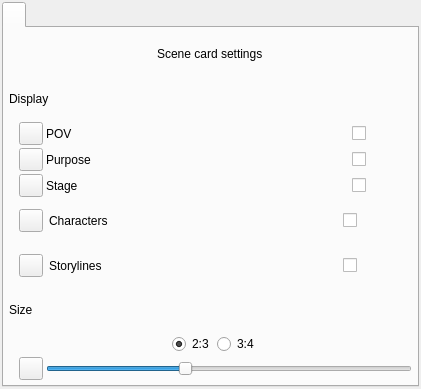
zkovari/plotlyst, file ui/scenes_view_preferences_widget.ui: the form before one commit.
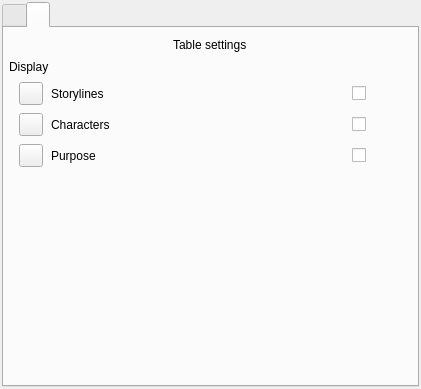
The form after the commit. The open tabs and pages were chosen to show the change. Custom widgets are drawn as their Qt base class.

Commit message: Scene table columns preferences

The edit to the form file:
```diff
--- a/ui/scenes_view_preferences_widget.ui
+++ b/ui/scenes_view_preferences_widget.ui
@@ -43,13 +43,13 @@
       </attribute>
       <layout class="QVBoxLayout" name="verticalLayout_3">
        <property name="spacing">
-        <number>3</number>
+        <number>8</number>
        </property>
        <property name="leftMargin">
         <number>5</number>
        </property>
        <property name="topMargin">
-        <number>5</number>
+        <number>10</number>
        </property>
        <property name="rightMargin">
         <number>5</number>
@@ -60,7 +60,7 @@
        <item alignment="Qt::AlignHCenter">
         <widget class="QLabel" name="lblTitle">
          <property name="text">
-          <string>Scene card settings</string>
+          <string>Card settings</string>
          </property>
          <property name="h5" stdset="0">
           <bool>true</bool>
@@ -362,6 +362,182 @@
           </layout>
          </item>
         </layout>
+       </item>
+       <item>
+        <spacer name="verticalSpacer">
+         <property name="orientation">
+          <enum>Qt::Vertical</enum>
+         </property>
+         <property name="sizeHint" stdset="0">
+          <size>
+           <width>20</width>
+           <height>1</height>
+          </size>
+         </property>
+        </spacer>
+       </item>
+      </layout>
+     </widget>
+     <widget class="QWidget" name="tabTable">
+      <attribute name="title">
+       <string/>
+      </attribute>
+      <layout class="QVBoxLayout" name="verticalLayout_4">
+       <property name="spacing">
+        <number>8</number>
+       </property>
+       <property name="leftMargin">
+        <number>5</number>
+       </property>
+       <property name="topMargin">
+        <number>10</number>
+       </property>
+       <property name="rightMargin">
+        <number>5</number>
+       </property>
+       <property name="bottomMargin">
+        <number>5</number>
+       </property>
+       <item alignment="Qt::AlignHCenter">
+        <widget class="QLabel" name="lblTableTitle">
+         <property name="text">
+          <string>Table settings</string>
+         </property>
+         <property name="h5" stdset="0">
+          <bool>true</bool>
+         </property>
+        </widget>
+       </item>
+       <item>
+        <widget class="QLabel" name="label_8">
+         <property name="text">
+          <string>Display</string>
+         </property>
+        </widget>
+       </item>
+       <item>
+        <layout class="QHBoxLayout" name="horizontalLayout_9">
+         <property name="leftMargin">
+          <number>10</number>
+         </property>
+         <item>
+          <widget class="QToolButton" name="btnTableStorylines">
+           <property name="text">
+            <string/>
+           </property>
+           <property name="transparent" stdset="0">
+            <bool>true</bool>
+           </property>
+          </widget>
+         </item>
+         <item>
+          <widget class="QLabel" name="label_10">
+           <property name="text">
+            <string>Storylines</string>
+           </property>
+          </widget>
+         </item>
+         <item alignment="Qt::AlignRight">
+          <widget class="Toggle" name="cbTableStorylines">
+           <property name="minimumSize">
+            <size>
+             <width>60</width>
+             <height>0</height>
+            </size>
+           </property>
+           <property name="text">
+            <string/>
+           </property>
+          </widget>
+         </item>
+        </layout>
+       </item>
+       <item>
+        <layout class="QHBoxLayout" name="horizontalLayout_8">
+         <property name="leftMargin">
+          <number>10</number>
+         </property>
+         <item>
+          <widget class="QToolButton" name="btnTableCharacters">
+           <property name="text">
+            <string/>
+           </property>
+           <property name="transparent" stdset="0">
+            <bool>true</bool>
+           </property>
+          </widget>
+         </item>
+         <item>
+          <widget class="QLabel" name="label_9">
+           <property name="text">
+            <string>Characters</string>
+           </property>
+          </widget>
+         </item>
+         <item alignment="Qt::AlignRight">
+          <widget class="Toggle" name="cbTableCharacters">
+           <property name="minimumSize">
+            <size>
+             <width>60</width>
+             <height>0</height>
+            </size>
+           </property>
+           <property name="text">
+            <string/>
+           </property>
+          </widget>
+         </item>
+        </layout>
+       </item>
+       <item>
+        <layout class="QHBoxLayout" name="horizontalLayout_10">
+         <property name="leftMargin">
+          <number>10</number>
+         </property>
+         <item>
+          <widget class="QToolButton" name="btnTablePurpose">
+           <property name="text">
+            <string/>
+           </property>
+           <property name="transparent" stdset="0">
+            <bool>true</bool>
+           </property>
+          </widget>
+         </item>
+         <item>
+          <widget class="QLabel" name="label_11">
+           <property name="text">
+            <string>Purpose</string>
+           </property>
+          </widget>
+         </item>
+         <item alignment="Qt::AlignRight">
+          <widget class="Toggle" name="cbTablePurpose">
+           <property name="minimumSize">
+            <size>
+             <width>60</width>
+             <height>0</height>
+            </size>
+           </property>
+           <property name="text">
+            <string/>
+           </property>
+          </widget>
+         </item>
+        </layout>
+       </item>
+       <item>
+        <spacer name="verticalSpacer_2">
+         <property name="orientation">
+          <enum>Qt::Vertical</enum>
+         </property>
+         <property name="sizeHint" stdset="0">
+          <size>
+           <width>20</width>
+           <height>1</height>
+          </size>
+         </property>
+        </spacer>
        </item>
       </layout>
      </widget>
```
The commit also changes 1 other file.
